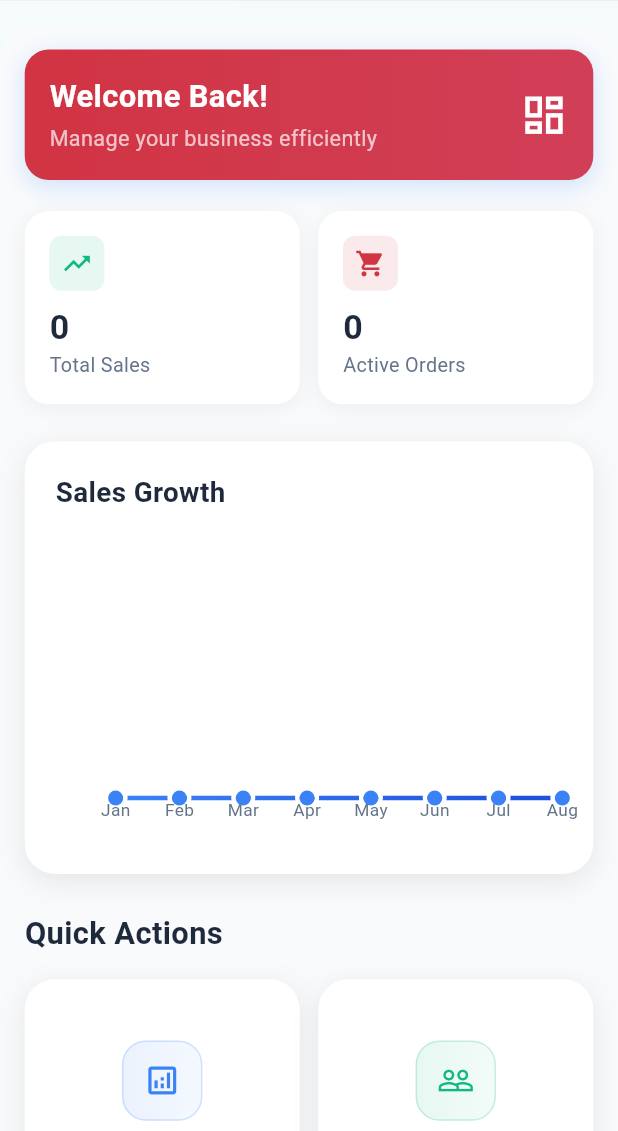
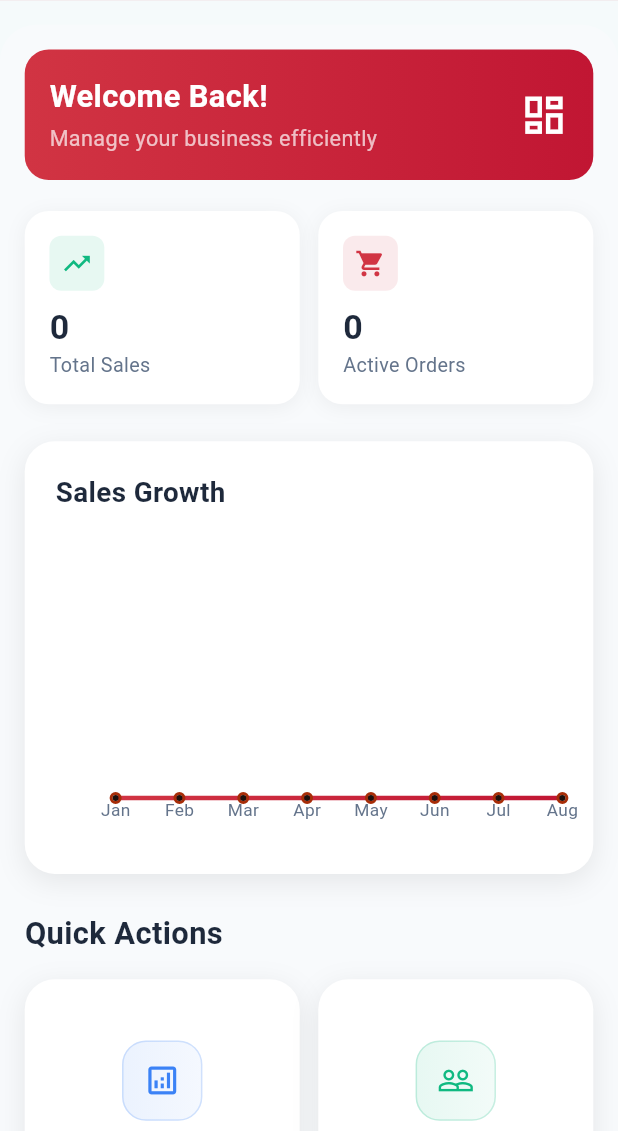
Before and after one commit to Fahad8826/Divya_Admin, a Flutter app: the Dashboard screen opened directly, on a phone screen of 412 x 824 dp, the part 105-1236 px from its top. Run offline on Flutter 3.47's test engine with Material 3 defaults, Android fonts, the phone set to English and light mode, and no system bars; drawn by our look-alikes of fl_chart; our stand-ins replace cloud_firestore, device_info_plus, firebase_auth, firebase_core, firebase_storage, flutter_image_compress and 12 more; missing offline and left inert: excel, flutter_webrtc; accounts and stored records are empty; project files that could hold a hidden picture were left out.

Commit message:
SECOND COMMIT

```diff
--- a/lib/home.dart
+++ b/lib/home.dart
@@ -226,17 +226,10 @@ class Dashboard extends StatelessWidget {
         gradient: const LinearGradient(
           colors: [
             Color.fromARGB(255, 209, 52, 67),
-            Color.fromARGB(255, 209, 63, 87),
+            Color.fromARGB(255, 193, 22, 51),
           ],
         ),
         borderRadius: BorderRadius.circular(16),
-        boxShadow: [
-          BoxShadow(
-            color: const Color(0xFF3B82F6).withOpacity(0.2),
-            blurRadius: 12,
-            offset: const Offset(0, 4),
-          ),
-        ],
       ),
       child: Row(
         children: [
@@ -443,7 +436,7 @@ class Dashboard extends StatelessWidget {
                               return Text(
                                 value.toInt().toString(),
                                 style: TextStyle(
-                                  color: const Color(0xFF64748B),
+                                  color: const Color.fromARGB(255, 19, 20, 21),
                                   fontSize: screenSize.width * 0.028,
                                 ),
                               );
@@ -506,17 +499,20 @@ class Dashboard extends StatelessWidget {
                             .toList(), // Filter to current month only
                         isCurved: true,
                         gradient: const LinearGradient(
-                          colors: [Color(0xFF3B82F6), Color(0xFF1D4ED8)],
+                          colors: [
+                            Color.fromARGB(255, 209, 52, 67),
+                            Color.fromARGB(255, 193, 22, 51),
+                          ],
                         ),
                         barWidth: 3,
                         dotData: FlDotData(
                           show: true,
                           getDotPainter: (spot, percent, barData, index) {
                             return FlDotCirclePainter(
-                              radius: 5,
-                              color: const Color(0xFF3B82F6),
-                              strokeWidth: 3,
-                              strokeColor: Colors.white,
+                              radius: 2,
+                              color: const Color.fromARGB(255, 29, 15, 11),
+                              strokeWidth: 2,
+                              strokeColor: const Color.fromARGB(255, 167, 45, 8),
                             );
                           },
                         ),
--- a/pubspec.yaml
+++ b/pubspec.yaml
@@ -42,6 +42,8 @@ dependencies:
   share_plus: ^11.0.0
   image_cropper: ^9.1.0
   flutter_image_compress: ^2.4.0
+  url_launcher: ^6.3.2
+
 
 dev_dependencies:
   flutter_test:
```
Also changed, not shown: lib/Screens/Users/individual_user_details.dart (+98 -97 lines), assets/images/map.jpg (added), pubspec.lock, 1 other file.
